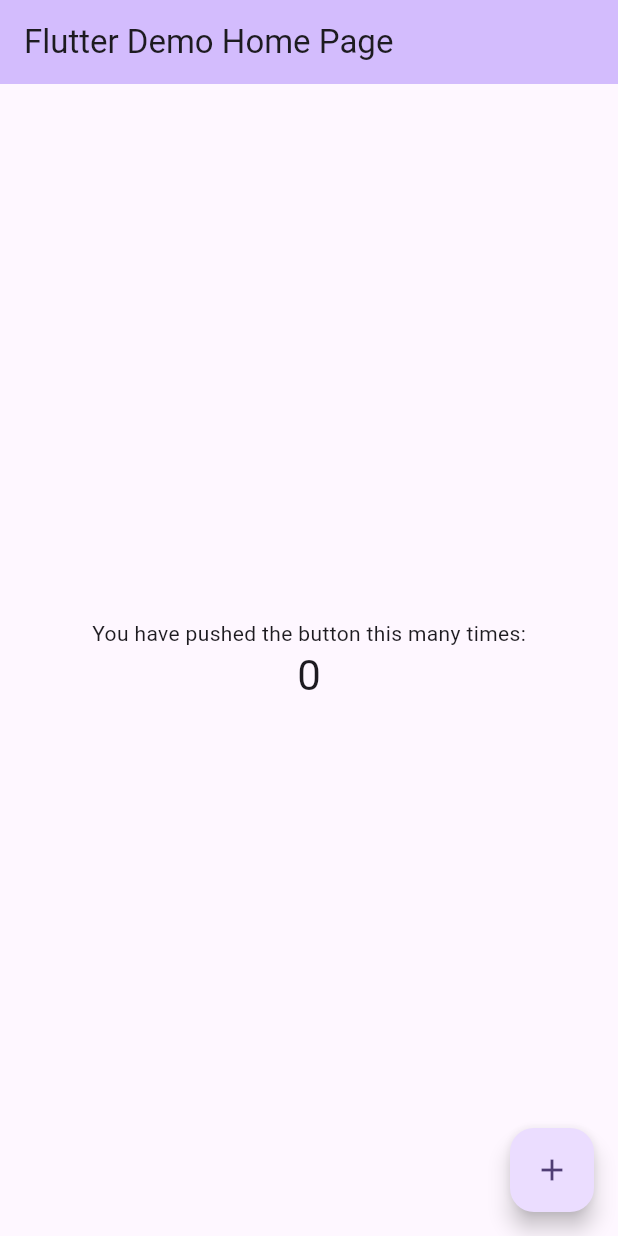
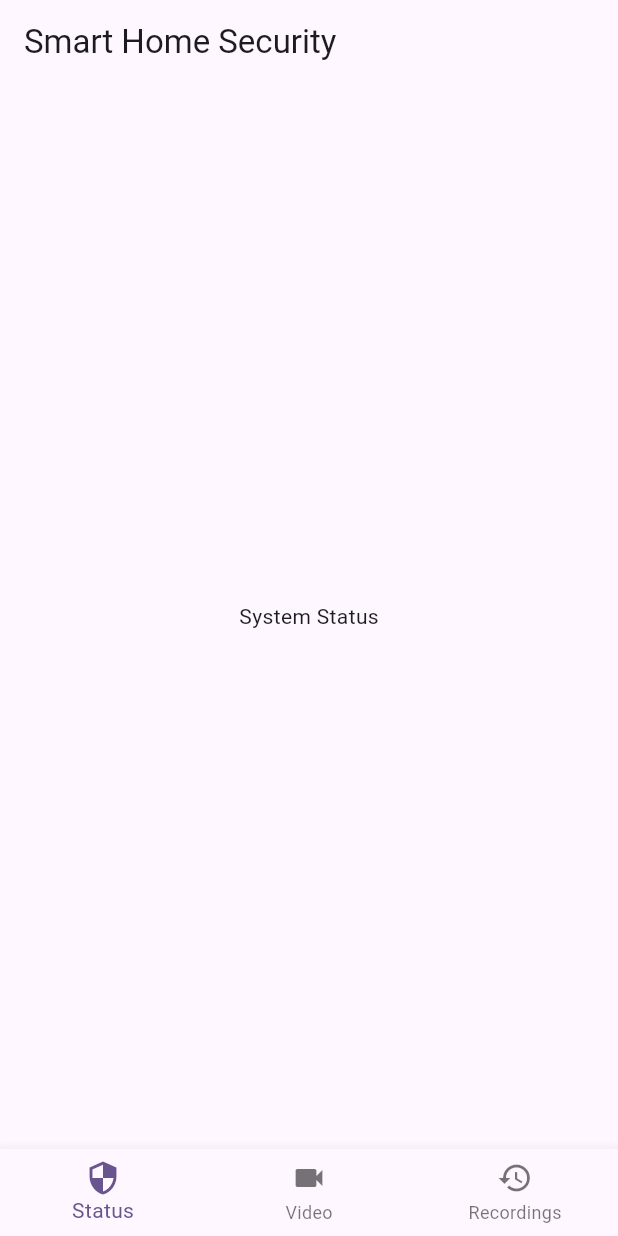
Before and after one commit to K1taSun/Inteligentny_System_Biezpieczenstwa_Dla_Domu, a Flutter app: the screen it shows after launch, on a phone screen of 412 x 824 dp. Run offline on Flutter 3.47's test engine with Material 3 defaults, Android fonts, the phone set to English and light mode, and no system bars.

Commit message:
Wstępna struktura UI i czyszczenie projektu
Usunięto domyślny kod aplikacji Flutter.

```diff
--- a/App/phoneapp/lib/main.dart
+++ b/App/phoneapp/lib/main.dart
@@ -1,4 +1,7 @@
 import 'package:flutter/material.dart';
+import 'package:phoneapp/screens/recordings_screen.dart';
+import 'package:phoneapp/screens/status_screen.dart';
+import 'package:phoneapp/screens/video_screen.dart';
 
 void main() {
   runApp(const MyApp());
@@ -7,116 +10,68 @@
 class MyApp extends StatelessWidget {
   const MyApp({super.key});
 
-  // This widget is the root of your application.
   @override
   Widget build(BuildContext context) {
     return MaterialApp(
-      title: 'Flutter Demo',
+      title: 'Smart Home Security',
       theme: ThemeData(
-        // This is the theme of your application.
-        //
-        // TRY THIS: Try running your application with "flutter run". You'll see
-        // the application has a purple toolbar. Then, without quitting the app,
-        // try changing the seedColor in the colorScheme below to Colors.green
-        // and then invoke "hot reload" (save your changes or press the "hot
-        // reload" button in a Flutter-supported IDE, or press "r" if you used
-        // the command line to start the app).
-        //
-        // Notice that the counter didn't reset back to zero; the application
-        // state is not lost during the reload. To reset the state, use hot
-        // restart instead.
-        //
-        // This works for code too, not just values: Most code changes can be
-        // tested with just a hot reload.
         colorScheme: ColorScheme.fromSeed(seedColor: Colors.deepPurple),
+        useMaterial3: true,
       ),
-      home: const MyHomePage(title: 'Flutter Demo Home Page'),
+      home: const MainScreen(),
     );
   }
 }
 
-class MyHomePage extends StatefulWidget {
-  const MyHomePage({super.key, required this.title});
-
-  // This widget is the home page of your application. It is stateful, meaning
-  // that it has a State object (defined below) that contains fields that affect
-  // how it looks.
-
-  // This class is the configuration for the state. It holds the values (in this
-  // case the title) provided by the parent (in this case the App widget) and
-  // used by the build method of the State. Fields in a Widget subclass are
-  // always marked "final".
-
-  final String title;
+class MainScreen extends StatefulWidget {
+  const MainScreen({super.key});
 
   @override
-  State<MyHomePage> createState() => _MyHomePageState();
+  State<MainScreen> createState() => _MainScreenState();
 }
 
-class _MyHomePageState extends State<MyHomePage> {
-  int _counter = 0;
+class _MainScreenState extends State<MainScreen> {
+  int _selectedIndex = 0;
 
-  void _incrementCounter() {
+  static const List<Widget> _widgetOptions = <Widget>[
+    StatusScreen(),
+    VideoScreen(),
+    RecordingsScreen(),
+  ];
+
+  void _onItemTapped(int index) {
     setState(() {
-      // This call to setState tells the Flutter framework that something has
-      // changed in this State, which causes it to rerun the build method below
-      // so that the display can reflect the updated values. If we changed
-      // _counter without calling setState(), then the build method would not be
-      // called again, and so nothing would appear to happen.
-      _counter++;
+      _selectedIndex = index;
     });
   }
 
   @override
   Widget build(BuildContext context) {
-    // This method is rerun every time setState is called, for instance as done
-    // by the _incrementCounter method above.
-    //
-    // The Flutter framework has been optimized to make rerunning build methods
-    // fast, so that you can just rebuild anything that needs updating rather
-    // than having to individually change instances of widgets.
     return Scaffold(
       appBar: AppBar(
-        // TRY THIS: Try changing the color here to a specific color (to
-        // Colors.amber, perhaps?) and trigger a hot reload to see the AppBar
-        // change color while the other colors stay the same.
-        backgroundColor: Theme.of(context).colorScheme.inversePrimary,
-        // Here we take the value from the MyHomePage object that was created by
-        // the App.build method, and use it to set our appbar title.
-        title: Text(widget.title),
+        title: const Text('Smart Home Security'),
       ),
       body: Center(
-        // Center is a layout widget. It takes a single child and positions it
-        // in the middle of the parent.
-        child: Column(
-          // Column is also a layout widget. It takes a list of children and
-          // arranges them vertically. By default, it sizes itself to fit its
-          // children horizontally, and tries to be as tall as its parent.
-          //
-          // Column has various properties to control how it sizes itself and
-          // how it positions its children. Here we use mainAxisAlignment to
-          // center the children vertically; the main axis here is the vertical
-          // axis because Columns are vertical (the cross axis would be
-          // horizontal).
-          //
-          // TRY THIS: Invoke "debug painting" (choose the "Toggle Debug Paint"
-          // action in the IDE, or press "p" in the console), to see the
-          // wireframe for each widget.
-          mainAxisAlignment: MainAxisAlignment.center,
-          children: <Widget>[
-            const Text('You have pushed the button this many times:'),
-            Text(
-              '$_counter',
-              style: Theme.of(context).textTheme.headlineMedium,
-            ),
-          ],
-        ),
+        child: _widgetOptions.elementAt(_selectedIndex),
       ),
-      floatingActionButton: FloatingActionButton(
-        onPressed: _incrementCounter,
-        tooltip: 'Increment',
-        child: const Icon(Icons.add),
-      ), // This trailing comma makes auto-formatting nicer for build methods.
+      bottomNavigationBar: BottomNavigationBar(
+        items: const <BottomNavigationBarItem>[
+          BottomNavigationBarItem(
+            icon: Icon(Icons.security),
+            label: 'Status',
+          ),
+          BottomNavigationBarItem(
+            icon: Icon(Icons.videocam),
+            label: 'Video',
+          ),
+          BottomNavigationBarItem(
+            icon: Icon(Icons.history),
+            label: 'Recordings',
+          ),
+        ],
+        currentIndex: _selectedIndex,
+        onTap: _onItemTapped,
+      ),
     );
   }
 }
--- /dev/null
+++ b/App/phoneapp/lib/screens/recordings_screen.dart
@@ -0,0 +1,12 @@
+import 'package:flutter/material.dart';
+
+class RecordingsScreen extends StatelessWidget {
+  const RecordingsScreen({super.key});
+
+  @override
+  Widget build(BuildContext context) {
+    return const Center(
+      child: Text('Recordings'),
+    );
+  }
+}
--- /dev/null
+++ b/App/phoneapp/lib/screens/status_screen.dart
@@ -0,0 +1,12 @@
+import 'package:flutter/material.dart';
+
+class StatusScreen extends StatelessWidget {
+  const StatusScreen({super.key});
+
+  @override
+  Widget build(BuildContext context) {
+    return const Center(
+      child: Text('System Status'),
+    );
+  }
+}
--- /dev/null
+++ b/App/phoneapp/lib/screens/video_screen.dart
@@ -0,0 +1,12 @@
+import 'package:flutter/material.dart';
+
+class VideoScreen extends StatelessWidget {
+  const VideoScreen({super.key});
+
+  @override
+  Widget build(BuildContext context) {
+    return const Center(
+      child: Text('Live Video'),
+    );
+  }
+}
```
